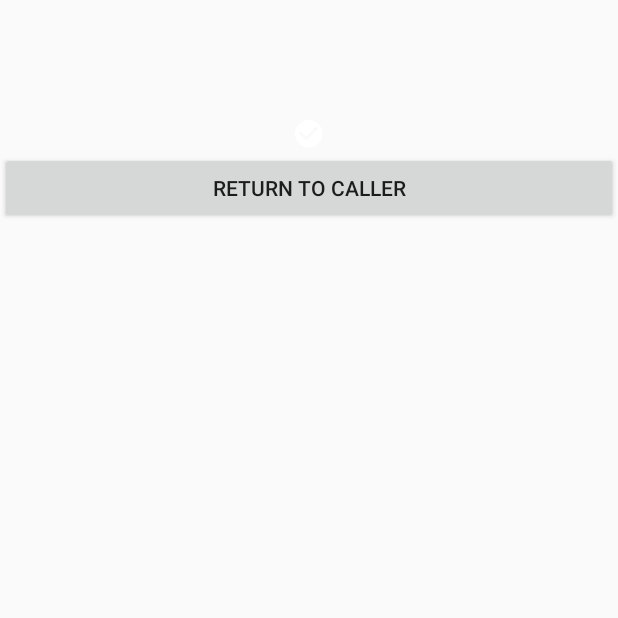
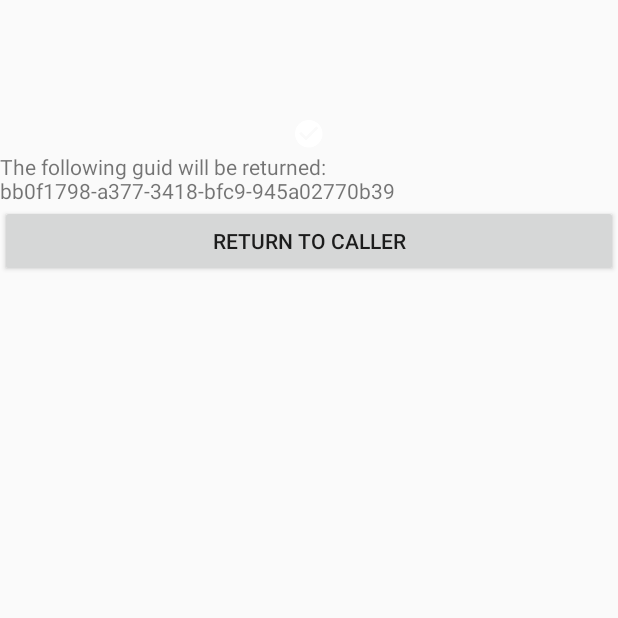
Before and after one commit to LimaEchoCharlie/mock-ID, an Android app: the RegisterActivity screen opened directly, with no data from a screen before it, on a phone screen of 412 x 824 dp, the top half of it. Run offline under Robolectric (Android 15) with nearby library versions, the phone set to English and light mode, and no system bars; libraries missing offline, so code that uses them is left out: com.simprints.libsimprints; 9 statements that could not run were skipped.

Commit message:
Return guid for register callout

```diff
--- a/app/src/main/java/io/github/limaechocharlie/mockid/RegisterActivity.kt
+++ b/app/src/main/java/io/github/limaechocharlie/mockid/RegisterActivity.kt
@@ -3,7 +3,10 @@ package io.github.limaechocharlie.mockid
 import android.os.Bundle
 import android.support.v7.app.AppCompatActivity
 import com.simprints.libsimprints.Constants
-import kotlinx.android.synthetic.main.activity_identify.*
+import kotlinx.android.synthetic.main.activity_register.*
+import java.util.*
+import android.content.Intent
+import com.simprints.libsimprints.Registration
 
 
 class RegisterActivity : AppCompatActivity() {
@@ -25,8 +28,16 @@ class RegisterActivity : AppCompatActivity() {
         view_user_id.text = getString(R.string.user_id, userId)
         view_metadata.text = getString(R.string.metadata, metadata)
 
+        // return
+        var guid = UUID.randomUUID().toString()
+
+        view_guid.text = getString(R.string.register_guid, guid)
+
         return_to_caller.setOnClickListener {
-            setResult(Constants.SIMPRINTS_CANCELLED)//, resultData)
+            val registrationResult = Registration( guid )
+            val resultData = Intent(Constants.SIMPRINTS_REGISTER_INTENT)
+            resultData.putExtra(Constants.SIMPRINTS_REGISTRATION, registrationResult)
+            setResult(Constants.SIMPRINTS_OK, resultData)
             finish()
         }
     }
--- a/app/src/main/res/layout/activity_register.xml
+++ b/app/src/main/res/layout/activity_register.xml
@@ -29,6 +29,11 @@
         android:visibility="visible"
         app:srcCompat="@drawable/ic_report_problem_black"/>
 
+    <TextView
+        android:id="@+id/view_guid"
+        android:layout_height="wrap_content"
+        android:layout_width="wrap_content" />
+
     <Button
         android:id="@+id/return_to_caller"
         android:layout_width="match_parent"
--- a/app/src/main/res/values/strings.xml
+++ b/app/src/main/res/values/strings.xml
@@ -6,4 +6,5 @@
     <string name="user_id">User ID: %1$s</string>
     <string name="metadata">Metadata: %1$s</string>
     <string name="button_return">Return to caller</string>
+    <string name="register_guid">The following guid will be returned: %1$s</string>
 </resources>
```
